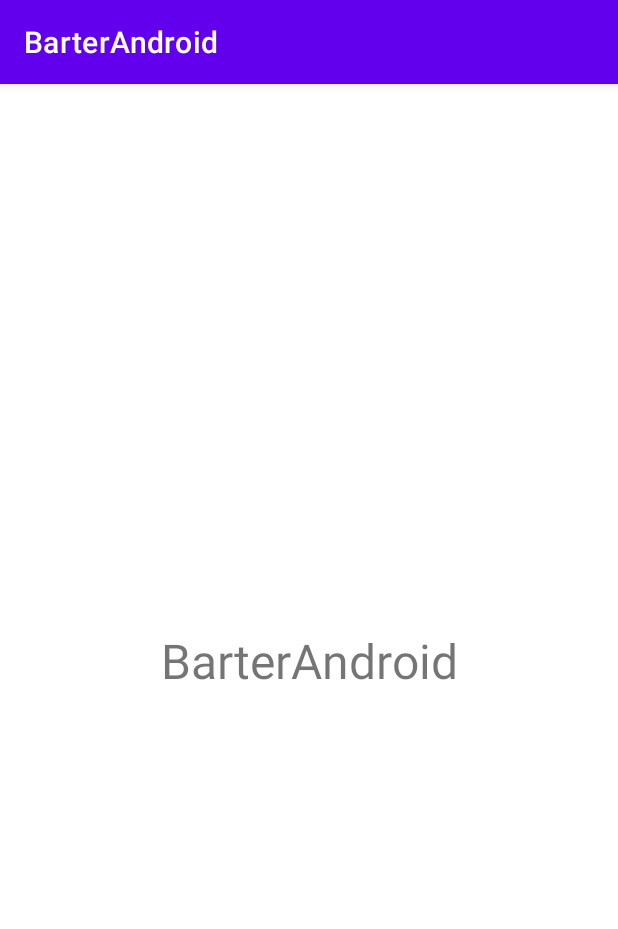
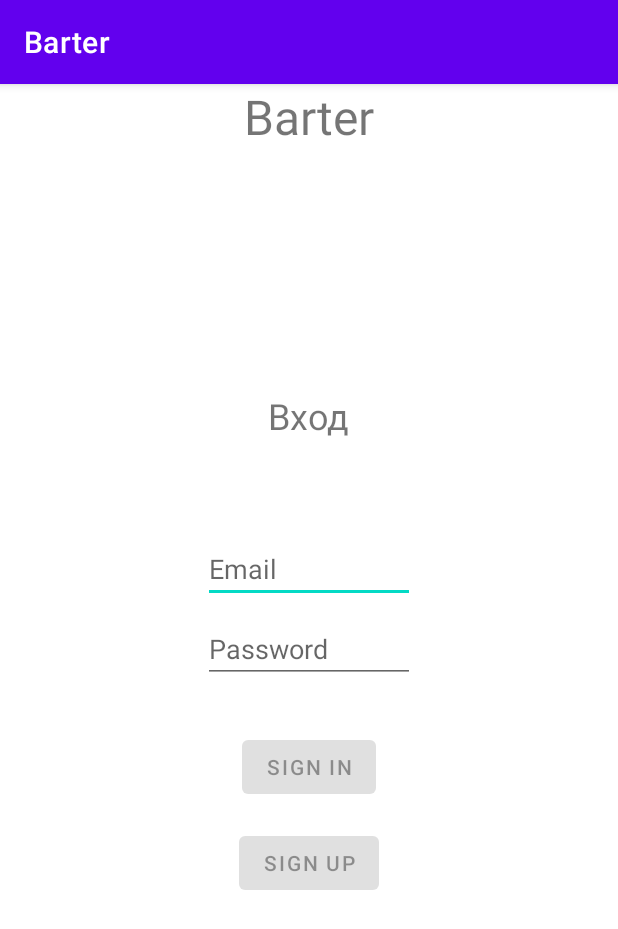
Before and after one commit to BorisBredikhin/Barter, an Android app: the screen it shows after launch (MainActivity), on a phone screen of 412 x 824 dp. Shown: the top 929 px of the screen. Run offline under Robolectric (Android 15) with nearby library versions, the phone set to English and light mode, and no system bars.

Commit message:
Создана форма входа

```diff
--- a/BarterAndroid/app/build.gradle
+++ b/BarterAndroid/app/build.gradle
@@ -39,6 +39,9 @@ dependencies {
     implementation 'androidx.appcompat:appcompat:1.2.0'
     implementation 'com.google.android.material:material:1.3.0'
     implementation 'androidx.constraintlayout:constraintlayout:2.0.4'
+    implementation 'androidx.annotation:annotation:1.1.0'
+    implementation 'androidx.lifecycle:lifecycle-livedata-ktx:2.2.0'
+    implementation 'androidx.lifecycle:lifecycle-viewmodel-ktx:2.2.0'
     testImplementation 'junit:junit:4.+'
     androidTestImplementation 'androidx.test.ext:junit:1.1.2'
     androidTestImplementation 'androidx.test.espresso:espresso-core:3.3.0'
--- /dev/null
+++ b/BarterAndroid/app/src/main/java/ru/bredikhinpechnnikov/barter/ui/login/LoginFragment.kt
@@ -0,0 +1,117 @@
+package ru.bredikhinpechnnikov.barter.ui.login
+
+import androidx.lifecycle.Observer
+import androidx.lifecycle.ViewModelProvider
+import androidx.annotation.StringRes
+import androidx.fragment.app.Fragment
+import android.os.Bundle
+import android.text.Editable
+import android.text.TextWatcher
+import android.view.LayoutInflater
+import android.view.View
+import android.view.ViewGroup
+import android.view.inputmethod.EditorInfo
+import android.widget.Button
+import android.widget.EditText
+import android.widget.ProgressBar
+import android.widget.Toast
+
+import ru.bredikhinpechnnikov.barter.R
+
+class LoginFragment : Fragment() {
+
+    private lateinit var loginViewModel: LoginViewModel
+
+    override fun onCreateView(
+            inflater: LayoutInflater,
+            container: ViewGroup?,
+            savedInstanceState: Bundle?
+    ): View? {
+        return inflater.inflate(R.layout.fragment_login, container, false)
+    }
+
+    override fun onViewCreated(view: View, savedInstanceState: Bundle?) {
+        super.onViewCreated(view, savedInstanceState)
+        loginViewModel = ViewModelProvider(this, LoginViewModelFactory())
+                .get(LoginViewModel::class.java)
+
+        val usernameEditText = view.findViewById<EditText>(R.id.username)
+        val passwordEditText = view.findViewById<EditText>(R.id.password)
+        val loginButton = view.findViewById<Button>(R.id.login)
+        val loadingProgressBar = view.findViewById<ProgressBar>(R.id.loading)
+
+        loginViewModel.loginFormState.observe(this,
+                Observer { loginFormState ->
+                    if (loginFormState == null) {
+                        return@Observer
+                    }
+                    loginButton.isEnabled = loginFormState.isDataValid
+                    loginFormState.usernameError?.let {
+                        usernameEditText.error = getString(it)
+                    }
+                    loginFormState.passwordError?.let {
+                        passwordEditText.error = getString(it)
+                    }
+                })
+
+        loginViewModel.loginResult.observe(this,
+                Observer { loginResult ->
+                    loginResult ?: return@Observer
+                    loadingProgressBar.visibility = View.GONE
+                    loginResult.error?.let {
+                        showLoginFailed(it)
+                    }
+                    loginResult.success?.let {
+                        updateUiWithUser(it)
+                    }
+                })
+
+        val afterTextChangedListener = object : TextWatcher {
+            override fun beforeTextChanged(s: CharSequence, start: Int, count: Int, after: Int) {
+                // ignore
+            }
+
+            override fun onTextChanged(s: CharSequence, start: Int, before: Int, count: Int) {
+                // ignore
+            }
+
+            override fun afterTextChanged(s: Editable) {
+                loginViewModel.loginDataChanged(
+                        usernameEditText.text.toString(),
+                        passwordEditText.text.toString()
+                )
+            }
+        }
+        usernameEditText.addTextChangedListener(afterTextChangedListener)
+        passwordEditText.addTextChangedListener(afterTextChangedListener)
+        passwordEditText.setOnEditorActionListener { _, actionId, _ ->
+            if (actionId == EditorInfo.IME_ACTION_DONE) {
+                loginViewModel.login(
+                        usernameEditText.text.toString(),
+                        passwordEditText.text.toString()
+                )
+            }
+            false
+        }
+
+        loginButton.setOnClickListener {
+            loadingProgressBar.visibility = View.VISIBLE
+            loginViewModel.login(
+                    usernameEditText.text.toString(),
+                    passwordEditText.text.toString()
+            )
+        }
+    }
+
+    private fun updateUiWithUser(model: LoggedInUserView) {
+        val welcome = getString(R.string.welcome) + model.displayName
+        // TODO : initiate successful logged in experience
+        val appContext = context?.applicationContext ?: return
+        Toast.makeText(appContext, welcome, Toast.LENGTH_LONG).show()
+    }
+
+    private fun showLoginFailed(@StringRes errorString: Int) {
+        val appContext = context?.applicationContext ?: return
+        Toast.makeText(appContext, errorString, Toast.LENGTH_LONG).show()
+    }
+}
--- /dev/null
+++ b/BarterAndroid/app/src/main/java/ru/bredikhinpechnnikov/barter/ui/login/LoginViewModelFactory.kt
@@ -0,0 +1,25 @@
+package ru.bredikhinpechnnikov.barter.ui.login
+
+import androidx.lifecycle.ViewModel
+import androidx.lifecycle.ViewModelProvider
+import ru.bredikhinpechnnikov.barter.data.LoginDataSource
+import ru.bredikhinpechnnikov.barter.data.LoginRepository
+
+/**
+ * ViewModel provider factory to instantiate LoginViewModel.
+ * Required given LoginViewModel has a non-empty constructor
+ */
+class LoginViewModelFactory : ViewModelProvider.Factory {
+
+    @Suppress("UNCHECKED_CAST")
+    override fun <T : ViewModel> create(modelClass: Class<T>): T {
+        if (modelClass.isAssignableFrom(LoginViewModel::class.java)) {
+            return LoginViewModel(
+                    loginRepository = LoginRepository(
+                            dataSource = LoginDataSource()
+                    )
+            ) as T
+        }
+        throw IllegalArgumentException("Unknown ViewModel class")
+    }
+}
--- a/BarterAndroid/app/src/main/res/layout/activity_main.xml
+++ b/BarterAndroid/app/src/main/res/layout/activity_main.xml
@@ -7,13 +7,24 @@
     tools:context=".MainActivity">
 
     <TextView
+        android:id="@+id/textView"
         android:layout_width="wrap_content"
         android:layout_height="wrap_content"
         android:text="@string/app_name"
         android:textSize="32sp"
-        app:layout_constraintBottom_toBottomOf="parent"
         app:layout_constraintLeft_toLeftOf="parent"
         app:layout_constraintRight_toRightOf="parent"
         app:layout_constraintTop_toTopOf="parent" />
 
+    <fragment
+        android:id="@+id/fragment"
+        android:name="ru.bredikhinpechnnikov.barter.ui.login.LoginFragment"
+        android:layout_width="wrap_content"
+        android:layout_height="wrap_content"
+        app:layout_constraintBottom_toBottomOf="parent"
+        app:layout_constraintEnd_toEndOf="parent"
+        app:layout_constraintStart_toStartOf="parent"
+        app:layout_constraintTop_toBottomOf="@id/textView" />
+
+
 </androidx.constraintlayout.widget.ConstraintLayout>
--- /dev/null
+++ b/BarterAndroid/app/src/main/res/layout/fragment_login.xml
@@ -0,0 +1,102 @@
+<?xml version="1.0" encoding="utf-8"?>
+<androidx.constraintlayout.widget.ConstraintLayout xmlns:android="http://schemas.android.com/apk/res/android"
+    xmlns:app="http://schemas.android.com/apk/res-auto"
+    xmlns:tools="http://schemas.android.com/tools"
+    android:id="@+id/container"
+    android:layout_width="match_parent"
+    android:layout_height="match_parent"
+    android:paddingLeft="@dimen/fragment_horizontal_margin"
+    android:paddingTop="@dimen/fragment_vertical_margin"
+    android:paddingRight="@dimen/fragment_horizontal_margin"
+    android:paddingBottom="@dimen/fragment_vertical_margin"
+    tools:context=".ui.login.LoginFragment">
+
+    <TextView
+        android:layout_width="wrap_content"
+        android:layout_height="wrap_content"
+        android:layout_marginBottom="64dp"
+        android:text="Вход"
+        android:textSize="24sp"
+        app:layout_constraintBottom_toTopOf="@+id/username"
+        app:layout_constraintEnd_toEndOf="parent"
+        app:layout_constraintStart_toStartOf="parent" />
+
+    <EditText
+        android:id="@+id/username"
+        android:layout_width="0dp"
+        android:layout_height="wrap_content"
+        android:layout_marginStart="24dp"
+        android:layout_marginTop="96dp"
+        android:layout_marginEnd="24dp"
+        android:hint="@string/prompt_email"
+        android:inputType="textEmailAddress"
+        android:selectAllOnFocus="true"
+        app:layout_constraintEnd_toEndOf="parent"
+        app:layout_constraintStart_toStartOf="parent"
+        app:layout_constraintTop_toTopOf="parent" />
+
+    <EditText
+        android:id="@+id/password"
+        android:layout_width="0dp"
+        android:layout_height="wrap_content"
+        android:layout_marginStart="24dp"
+        android:layout_marginTop="8dp"
+        android:layout_marginEnd="24dp"
+        android:hint="@string/prompt_password"
+        android:imeActionLabel="@string/action_sign_in_short"
+        android:imeOptions="actionDone"
+        android:inputType="textPassword"
+        android:selectAllOnFocus="true"
+        app:layout_constraintEnd_toEndOf="parent"
+        app:layout_constraintStart_toStartOf="parent"
+        app:layout_constraintTop_toBottomOf="@+id/username" />
+
+    <Button
+        android:id="@+id/login"
+        android:layout_width="wrap_content"
+        android:layout_height="wrap_content"
+        android:layout_gravity="start"
+        android:layout_marginStart="48dp"
+        android:layout_marginTop="16dp"
+        android:layout_marginEnd="48dp"
+        android:layout_marginBottom="64dp"
+        android:enabled="false"
+        android:text="@string/action_sign_in"
+        app:layout_constraintBottom_toBottomOf="parent"
+        app:layout_constraintEnd_toEndOf="parent"
+        app:layout_constraintStart_toStartOf="parent"
+        app:layout_constraintTop_toBottomOf="@+id/password"
+        app:layout_constraintVertical_bias="0.2" />
+    <Button
+        android:id="@+id/register_btn"
+        android:layout_width="wrap_content"
+        android:layout_height="wrap_content"
+        android:layout_gravity="start"
+        android:layout_marginStart="48dp"
+        android:layout_marginTop="16dp"
+        android:layout_marginEnd="48dp"
+        android:layout_marginBottom="64dp"
+        android:enabled="false"
+        android:text="@string/action_sign_up"
+        app:layout_constraintBottom_toBottomOf="parent"
+        app:layout_constraintEnd_toEndOf="parent"
+        app:layout_constraintStart_toStartOf="parent"
+        app:layout_constraintTop_toBottomOf="@+id/login"
+        app:layout_constraintVertical_bias="0.2" />
+
+    <ProgressBar
+        android:id="@+id/loading"
+        android:layout_width="wrap_content"
+        android:layout_height="wrap_content"
+        android:layout_gravity="center"
+        android:layout_marginStart="32dp"
+        android:layout_marginTop="64dp"
+        android:layout_marginEnd="32dp"
+        android:layout_marginBottom="64dp"
+        android:visibility="gone"
+        app:layout_constraintBottom_toBottomOf="parent"
+        app:layout_constraintEnd_toEndOf="@+id/password"
+        app:layout_constraintStart_toStartOf="@+id/password"
+        app:layout_constraintTop_toTopOf="parent"
+        app:layout_constraintVertical_bias="0.3" />
+</androidx.constraintlayout.widget.ConstraintLayout>
--- /dev/null
+++ b/BarterAndroid/app/src/main/res/values/dimens.xml
@@ -0,0 +1,5 @@
+<resources>
+    <!-- Default screen margins, per the Android Design guidelines. -->
+    <dimen name="fragment_horizontal_margin">16dp</dimen>
+    <dimen name="fragment_vertical_margin">16dp</dimen>
+</resources>
--- a/BarterAndroid/app/src/main/res/values/strings.xml
+++ b/BarterAndroid/app/src/main/res/values/strings.xml
@@ -1,3 +1,13 @@
 <resources>
-    <string name="app_name">BarterAndroid</string>
+    <string name="app_name">Barter</string>
+    <!-- Strings related to login -->
+    <string name="prompt_email" translatable="false">Email</string>
+    <string name="prompt_password">Password</string>
+    <string name="action_sign_in">Sign in</string>
+    <string name="action_sign_in_short">Sign in</string>
+    <string name="welcome">"Welcome!"</string>
+    <string name="invalid_username">Not a valid username</string>
+    <string name="invalid_password">Password must be >8 characters</string>
+    <string name="login_failed">"Login failed"</string>
+    <string name="action_sign_up">Sign up</string>
 </resources>
```
Also changed, not shown: BarterAndroid/app/src/main/java/ru/bredikhinpechnnikov/barter/data/LoginDataSource.kt (added, +24 -0 lines), BarterAndroid/app/src/main/java/ru/bredikhinpechnnikov/barter/data/LoginRepository.kt (added, +46 -0 lines), BarterAndroid/app/src/main/java/ru/bredikhinpechnnikov/barter/data/Result.kt (added, +18 -0 lines), BarterAndroid/app/src/main/java/ru/bredikhinpechnnikov/barter/data/model/LoggedInUser.kt (added, +9 -0 lines), BarterAndroid/app/src/main/java/ru/bredikhinpechnnikov/barter/ui/login/LoggedInUserView.kt (added, +9 -0 lines), BarterAndroid/app/src/main/java/ru/bredikhinpechnnikov/barter/ui/login/LoginFormState.kt (added, +8 -0 lines), BarterAndroid/app/src/main/java/ru/bredikhinpechnnikov/barter/ui/login/LoginResult.kt (added, +9 -0 lines), BarterAndroid/app/src/main/java/ru/bredikhinpechnnikov/barter/ui/login/LoginViewModel.kt (added, +54 -0 lines), 1 other file.
